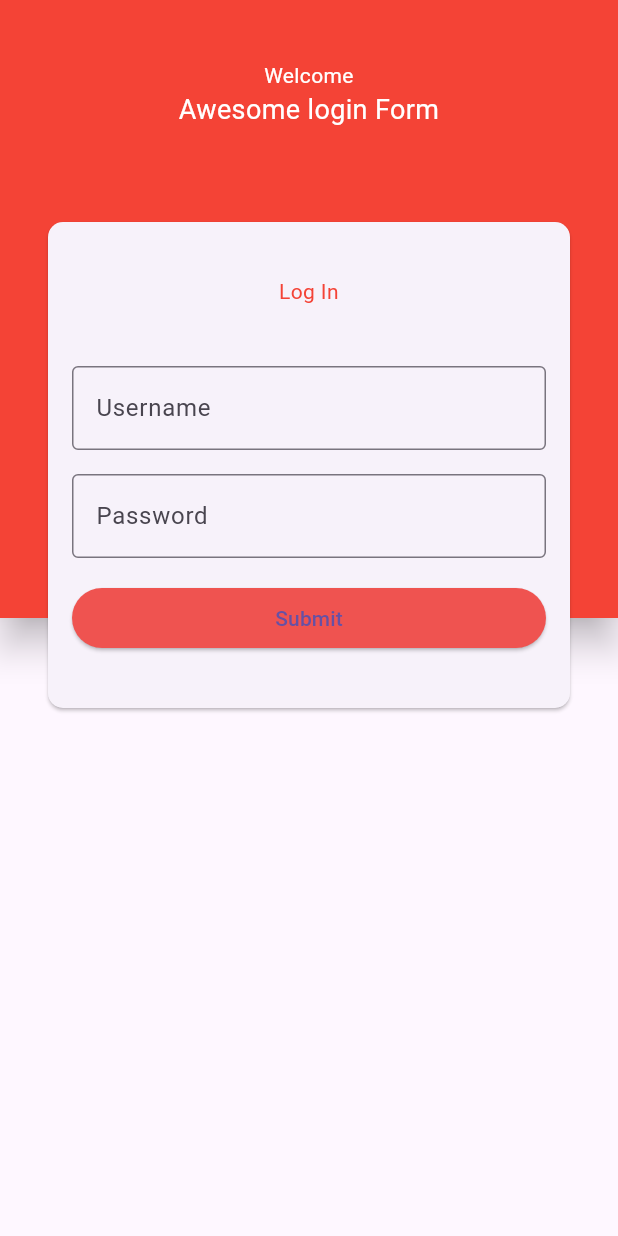
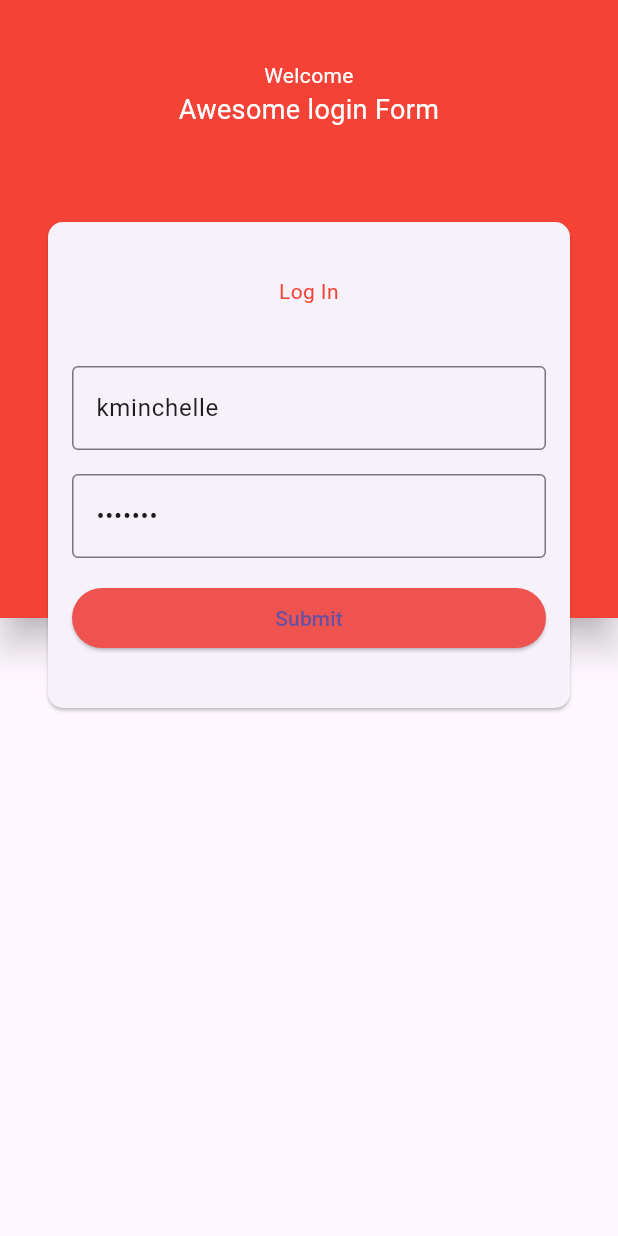
Before and after one commit to dpk98/E_comm, a Flutter app: the screen it shows after launch, on a phone screen of 412 x 824 dp. Run offline on Flutter 3.47's test engine with Material 3 defaults, Android fonts, the phone set to English and light mode, and no system bars.

```diff
--- a/lib/auth_screen.dart
+++ b/lib/auth_screen.dart
@@ -14,13 +14,13 @@ class LoginPage extends StatefulWidget {
 
 class _LoginPageState extends State<LoginPage> {
   final GlobalKey<FormState> _formKey = GlobalKey<FormState>();
-  final TextEditingController _usernameController = TextEditingController();
-  final TextEditingController _passwordController = TextEditingController();
+  final TextEditingController _usernameController = TextEditingController(text: 'kminchelle');
+  final TextEditingController _passwordController = TextEditingController(text: '0lelplR');
 
   Future<void> _postData() async {
     try {
       final url =
-          'https://dummyjson.com/auth/login'; // Replace with your API endpoint
+          'https://dummyjson.com/auth/login';
       final response = await http.post(
         Uri.parse(url),
         headers: {'Content-Type': 'application/json'},
@@ -31,7 +31,7 @@ class _LoginPageState extends State<LoginPage> {
       );
 
       if (response.statusCode == 200) {
-        // If server returns an OK response, parse the JSON
+
         final userDetails = UserDetails.fromJson(jsonDecode(response.body));
         Navigator.push(
           context,
@@ -42,7 +42,7 @@ class _LoginPageState extends State<LoginPage> {
           ),
         );
       } else {
-        // If that response was not OK, throw an error.
+
         throw Exception('Failed to load data');
       }
     } catch (error) {
--- a/lib/models/user_data.dart
+++ b/lib/models/user_data.dart
@@ -42,5 +42,3 @@ class UserDetails {
     return data;
   }
 }
-
-//atuny0    9uQFF1Lh
--- a/lib/products_screen.dart
+++ b/lib/products_screen.dart
@@ -172,7 +172,7 @@ class _ProductListPageState extends State<ProductListPage> {
                 ),
                 Text(
                   products[index].title.toString(),
-                  style: TextStyle(fontWeight: FontWeight.bold),
+                  style: TextStyle(fontWeight: FontWeight.bold,fontSize: 12,),
                 ),
                 Row(
                   children: [
```
Also changed, not shown: 1 other file.
